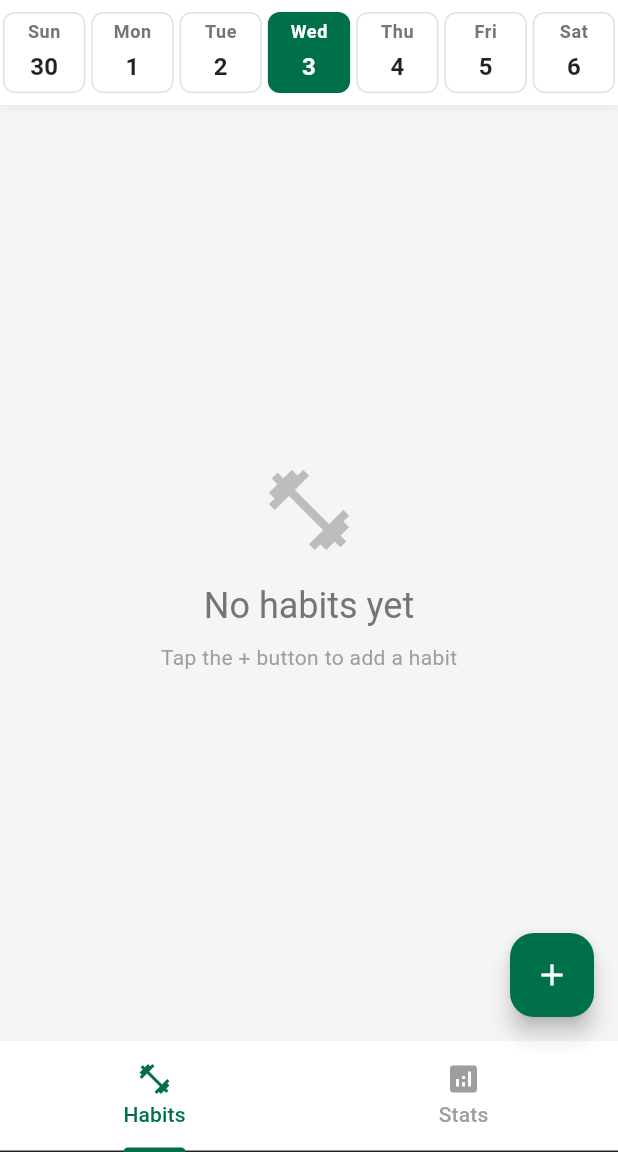
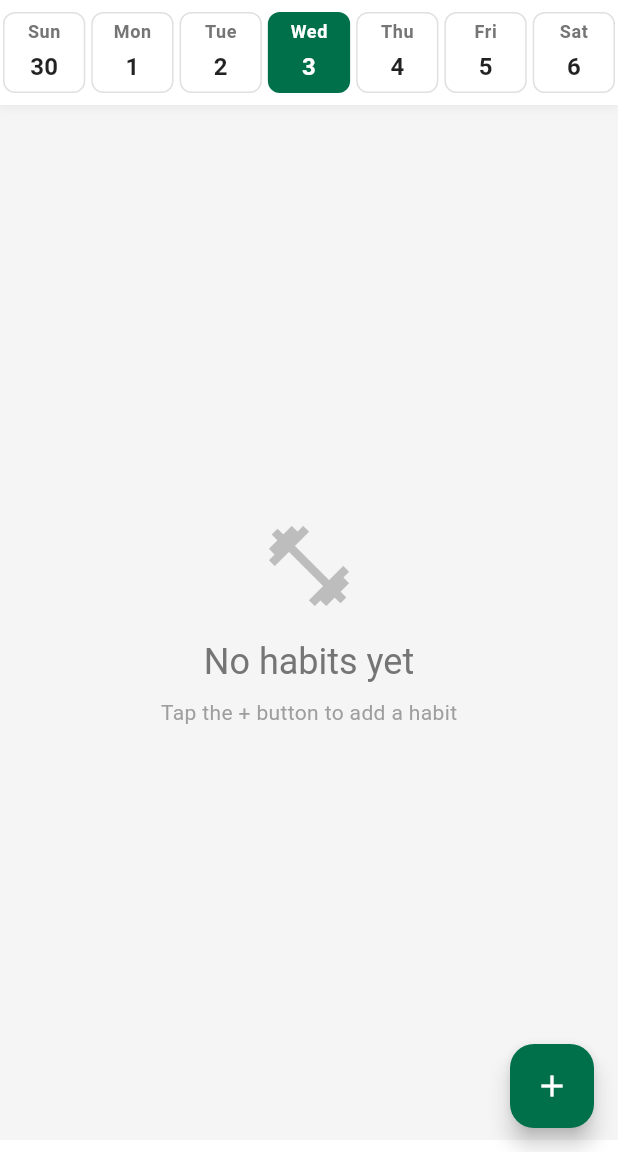
Before and after one commit to code-dio/five-minutes-habits, a Flutter app: the screen it shows after launch, on a phone screen of 412 x 824 dp, the part 84-1236 px from its top. Run offline on Flutter 3.47's test engine with Material 3 defaults, Android fonts, the phone set to English and light mode, and no system bars; our stand-ins replace google_fonts.

Commit message:
remove the tabs

```diff
--- a/lib/main.dart
+++ b/lib/main.dart
@@ -50,8 +50,7 @@ class HomeScreen extends StatefulWidget {
   State<HomeScreen> createState() => _HomeScreenState();
 }
 
-class _HomeScreenState extends State<HomeScreen>
-    with SingleTickerProviderStateMixin {
+class _HomeScreenState extends State<HomeScreen> {
   // Store habits per date: Map<date (normalized to day), List<Habit>>
   final Map<String, List<Habit>> _habitsByDate = {};
   final Map<String, TimerController> _timerControllers = {};
@@ -61,7 +60,6 @@ class _HomeScreenState extends State<HomeScreen>
   final Map<String, bool> _habitCompletionStatus =
       {}; // Track completion status for each habit
   DateTime _selectedDate = DateTime.now();
-  late TabController _tabController;
 
   // Helper to normalize date to day (remove time component)
   String _dateKey(DateTime date) {
@@ -75,18 +73,11 @@ class _HomeScreenState extends State<HomeScreen>
   }
 
   @override
-  void initState() {
-    super.initState();
-    _tabController = TabController(length: 2, vsync: this);
-  }
-
-  @override
   void dispose() {
     // Dispose all timers
     for (var controller in _timerControllers.values) {
       controller.dispose();
     }
-    _tabController.dispose();
     super.dispose();
   }
 
@@ -319,31 +310,8 @@ class _HomeScreenState extends State<HomeScreen>
       ),
       body: Container(
         color: Theme.of(context).colorScheme.background,
-        child: TabBarView(
-          controller: _tabController,
-          children: [
-            // Habits Tab
-            Container(
-              margin: const EdgeInsets.only(bottom: 8),
-              child: _buildHabitsTab(),
-            ),
-            // Stats Tab
-            Container(
-              margin: const EdgeInsets.only(bottom: 8),
-              child: _buildStatsTab(),
-            ),
-          ],
-        ),
-      ),
-      bottomNavigationBar: TabBar(
-        controller: _tabController,
-        indicatorColor: Theme.of(context).colorScheme.primary,
-        labelColor: Theme.of(context).colorScheme.primary,
-        unselectedLabelColor: Colors.grey,
-        tabs: const [
-          Tab(icon: Icon(Icons.fitness_center), text: 'Habits'),
-          Tab(icon: Icon(Icons.analytics), text: 'Stats'),
-        ],
+        margin: const EdgeInsets.only(bottom: 8),
+        child: _buildHabitsTab(),
       ),
       floatingActionButton: FloatingActionButton(
         onPressed: _showAddHabitDialog,
```
